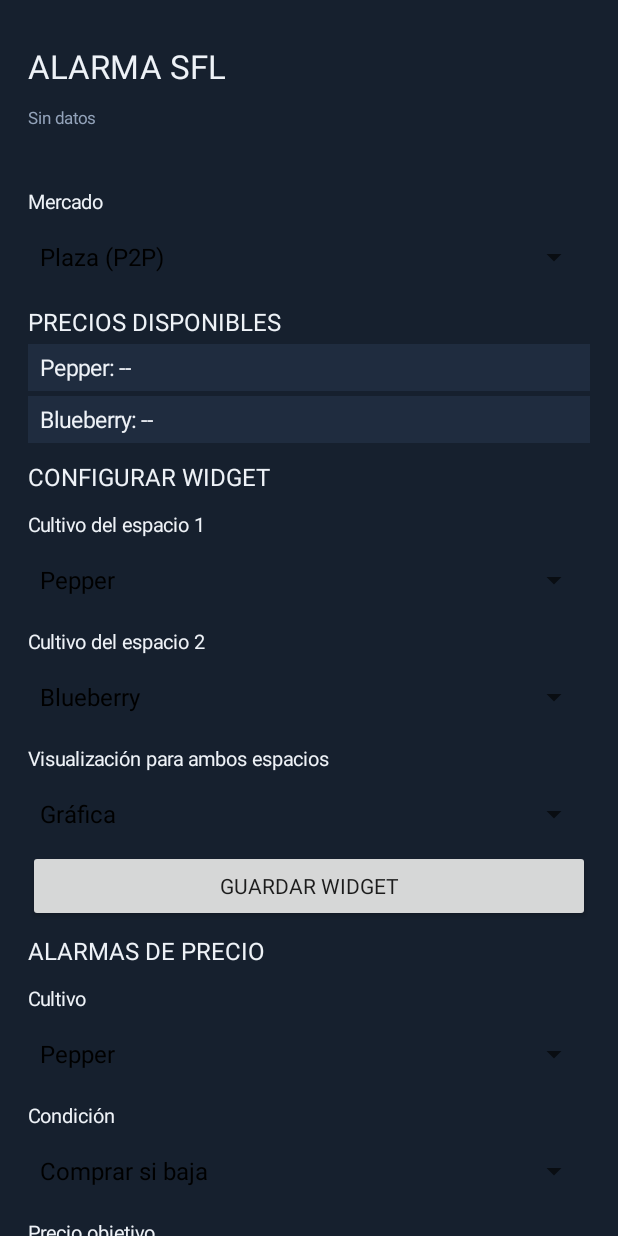
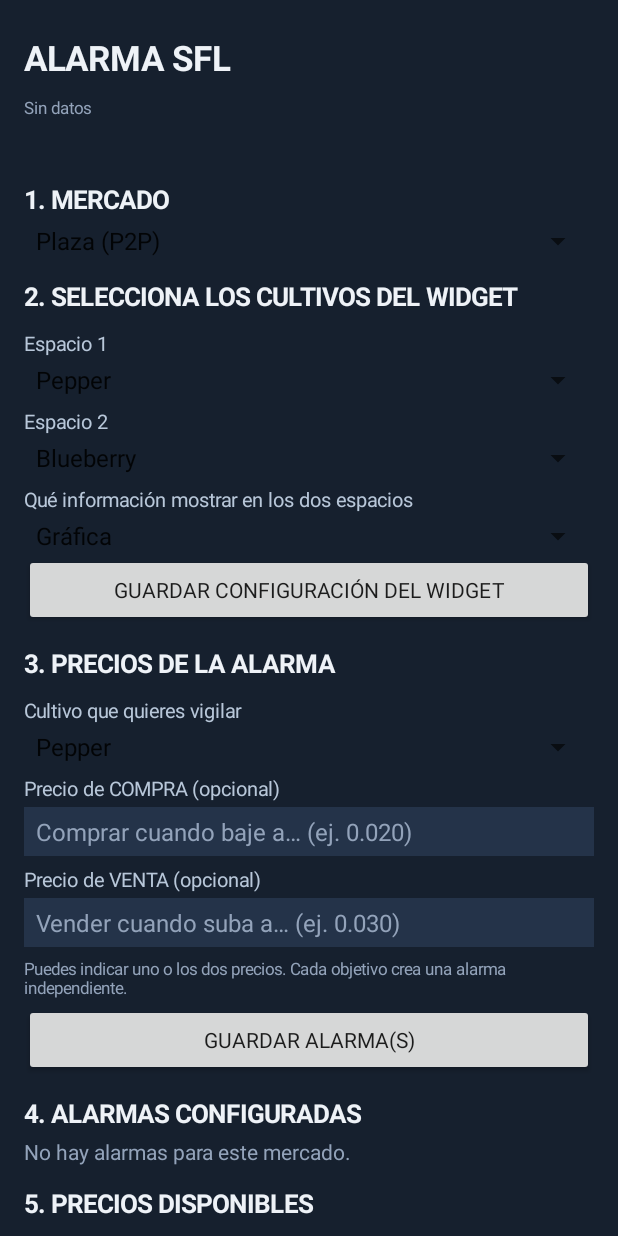
Before and after one commit to OnlyFinal/AlarmaSFL, an Android app: the screen it shows after launch (MainActivity), on a phone screen of 412 x 824 dp. Run offline under Robolectric (Android 15) with nearby library versions, the phone set to English and light mode, and no system bars; 3 statements that could not run were skipped.

Commit message:
Reorder app controls and simplify alarm price setup

```diff
--- a/app/src/main/java/com/onlyfinal/alarmasfl/MainActivity.kt
+++ b/app/src/main/java/com/onlyfinal/alarmasfl/MainActivity.kt
@@ -5,7 +5,9 @@ import android.app.Activity
 import android.os.Build
 import android.os.Bundle
 import android.content.Context
+import android.text.InputType
 import android.view.Gravity
+import android.view.View
 import android.widget.*
 import androidx.core.app.ActivityCompat
 import org.json.JSONArray
@@ -14,67 +16,85 @@ class MainActivity : Activity() {
     private val prefs by lazy { getSharedPreferences("sfl", Context.MODE_PRIVATE) }
     private lateinit var source: Spinner
     private lateinit var cropForAlarm: Spinner
-    private lateinit var alarmKind: Spinner
-    private lateinit var alarmTarget: EditText
+    private lateinit var alarmBuy: EditText
+    private lateinit var alarmSell: EditText
     private lateinit var alarmList: LinearLayout
     private lateinit var slotOne: Spinner
     private lateinit var slotTwo: Spinner
     private lateinit var widgetMode: Spinner
+    private lateinit var priceCrop: Spinner
+    private lateinit var priceValue: TextView
     private lateinit var updateLabel: TextView
     private lateinit var errorLabel: TextView
-    private lateinit var pricesBox: LinearLayout
     private var crops: List<String> = listOf("Pepper", "Blueberry")
+    private var updatingMarket = false
 
     private val modes = listOf("Gráfica", "Variación porcentual", "Proximidad a objetivos", "Estadísticas", "Oportunidad")
     private val modeKeys = listOf("graph", "change", "distance", "stats", "opportunity")
 
     override fun onCreate(savedInstanceState: Bundle?) {
         super.onCreate(savedInstanceState)
-        if (Build.VERSION.SDK_INT >= 33) ActivityCompat.requestPermissions(this, arrayOf(Manifest.permission.POST_NOTIFICATIONS), 10)
+        if (Build.VERSION.SDK_INT >= 33) {
+            ActivityCompat.requestPermissions(this, arrayOf(Manifest.permission.POST_NOTIFICATIONS), 10)
+        }
+        SflData.migrateLegacyAlarms()
+
         val root = LinearLayout(this).apply {
             orientation = LinearLayout.VERTICAL
-            setPadding(28, 32, 28, 24)
+            setPadding(24, 24, 24, 24)
             setBackgroundColor(0xFF16202E.toInt())
         }
-        fun label(s: String, size: Float = 15f) = TextView(this).apply {
-            text = s; textSize = size; setTextColor(0xFFEEF2F7.toInt()); setPadding(0, 12, 0, 6)
+        fun label(value: String, size: Float = 14f, color: Int = 0xFFEEF2F7.toInt()) =
+            TextView(this).apply {
+                text = value
+                textSize = size
+                setTextColor(color)
+                setPadding(0, 10, 0, 5)
+            }
+        fun heading(value: String) = label(value, 17f).apply {
+            setTypeface(null, android.graphics.Typeface.BOLD)
+            setPadding(0, 20, 0, 7)
         }
         fun spinner(items: List<String>) = Spinner(this).apply {
-            adapter = ArrayAdapter(this@MainActivity, android.R.layout.simple_spinner_dropdown_item, items)
+            adapter = ArrayAdapter(this@MainActivity, android.R.layout.simple_spinner_item, items).also {
+                it.setDropDownViewResource(android.R.layout.simple_spinner_dropdown_item)
+            }
         }
-        root.addView(label("ALARMA SFL", 22f))
-        updateLabel = label("Sin datos", 11f).apply { setTextColor(0xFF93A3BA.toInt()) }
+        fun addField(title: String, field: EditText) {
+            root.addView(label(title, 13f, 0xFFB8C7D9.toInt()))
+            root.addView(field, LinearLayout.LayoutParams(-1, -2))
+        }
+        fun priceInput(hintText: String) = EditText(this).apply {
+            hint = hintText
+            inputType = InputType.TYPE_CLASS_NUMBER or InputType.TYPE_NUMBER_FLAG_DECIMAL
+            setSingleLine(true)
+            textSize = 16f
+            setPadding(12, 8, 12, 8)
+            setTextColor(0xFFEEF2F7.toInt())
+            setHintTextColor(0xFF93A3BA.toInt())
+            setBackgroundColor(0xFF243349.toInt())
+        }
+
+        root.addView(label("ALARMA SFL", 23f).apply { setTypeface(null, android.graphics.Typeface.BOLD) })
+        updateLabel = label("Sin datos", 11f, 0xFF93A3BA.toInt())
         root.addView(updateLabel)
-        errorLabel = label("", 11f).apply { setTextColor(0xFFFFB4A8.toInt()) }
+        errorLabel = label("", 11f, 0xFFFFB4A8.toInt())
         root.addView(errorLabel)
 
-        root.addView(label("Mercado", 13f))
+        root.addView(heading("1. MERCADO"))
         source = spinner(listOf("Plaza (P2P)", "Sequence"))
         source.setSelection(if (prefs.getString("source", "p2p") == "seq") 1 else 0)
-        source.onItemSelectedListener = object : android.widget.AdapterView.OnItemSelectedListener {
-            override fun onNothingSelected(parent: android.widget.AdapterView<*>?) {}
-            override fun onItemSelected(parent: android.widget.AdapterView<*>?, view: android.view.View?, position: Int, id: Long) {
-                saveMarket()
-                loadCrops()
-                refreshPrices()
-                refreshAlarmCropSpinner()
-            }
-        }
         root.addView(source)
 
-        root.addView(label("PRECIOS DISPONIBLES", 16f))
-        pricesBox = LinearLayout(this).apply { orientation = LinearLayout.VERTICAL }
-        root.addView(pricesBox)
-
-        root.addView(label("CONFIGURAR WIDGET", 16f))
-        root.addView(label("Cultivo del espacio 1", 13f))
+        root.addView(heading("2. SELECCIONA LOS CULTIVOS DEL WIDGET"))
+        root.addView(label("Espacio 1", 13f, 0xFFB8C7D9.toInt()))
         slotOne = spinner(crops); root.addView(slotOne)
-        root.addView(label("Cultivo del espacio 2", 13f))
+        root.addView(label("Espacio 2", 13f, 0xFFB8C7D9.toInt()))
         slotTwo = spinner(crops); root.addView(slotTwo)
-        root.addView(label("Visualización para ambos espacios", 13f))
+        root.addView(label("Qué información mostrar en los dos espacios", 13f, 0xFFB8C7D9.toInt()))
         widgetMode = spinner(modes); root.addView(widgetMode)
-        root.addView(android.widget.Button(this).apply {
-            text = "Guardar widget"
+        root.addView(Button(this).apply {
+            text = "GUARDAR CONFIGURACIÓN DEL WIDGET"
             setOnClickListener {
                 prefs.edit()
                     .putString("widget_crop_1", slotOne.selectedItem?.toString() ?: "Pepper")
@@ -82,54 +102,86 @@ class MainActivity : Activity() {
                     .putString("widget_mode", modeKeys.getOrElse(widgetMode.selectedItemPosition) { "graph" })
                     .apply()
                 SflWidgetProvider.updateAll(this@MainActivity)
-                Toast.makeText(this@MainActivity, "Widget actualizado", Toast.LENGTH_SHORT).show()
+                Toast.makeText(this@MainActivity, "Configuración guardada", Toast.LENGTH_SHORT).show()
             }
         })
 
-        root.addView(label("ALARMAS DE PRECIO", 16f))
-        root.addView(label("Cultivo", 13f))
+        root.addView(heading("3. PRECIOS DE LA ALARMA"))
+        root.addView(label("Cultivo que quieres vigilar", 13f, 0xFFB8C7D9.toInt()))
         cropForAlarm = spinner(crops); root.addView(cropForAlarm)
-        root.addView(label("Condición", 13f))
-        alarmKind = spinner(listOf("Comprar si baja", "Vender si sube")); root.addView(alarmKind)
-        root.addView(label("Precio objetivo", 13f))
-        alarmTarget = EditText(this).apply {
-            hint = "Ej. 0.020"
-            inputType = 8194
-            setSingleLine(true); setTextColor(0xFFEEF2F7.toInt()); setHintTextColor(0xFF93A3BA.toInt())
-        }
-        root.addView(alarmTarget)
-        root.addView(android.widget.Button(this).apply {
-            text = "Añadir alarma"
+        alarmBuy = priceInput("Comprar cuando baje a… (ej. 0.020)")
+        addField("Precio de COMPRA (opcional)", alarmBuy)
+        alarmSell = priceInput("Vender cuando suba a… (ej. 0.030)")
+        addField("Precio de VENTA (opcional)", alarmSell)
+        root.addView(label("Puedes indicar uno o los dos precios. Cada objetivo crea una alarma independiente.", 11f, 0xFF93A3BA.toInt()))
+        root.addView(Button(this).apply {
+            text = "GUARDAR ALARMA(S)"
             setOnClickListener {
-                val target = alarmTarget.text.toString().trim().replace(',', '.').toDoubleOrNull()
                 val crop = cropForAlarm.selectedItem?.toString()
-                if (target == null || target <= 0.0 || crop == null) {
-                    Toast.makeText(this@MainActivity, "Introduce un precio válido", Toast.LENGTH_SHORT).show()
+                val buyText = alarmBuy.text.toString().trim().replace(',', '.')
+                val sellText = alarmSell.text.toString().trim().replace(',', '.')
+                val buy = buyText.takeIf { it.isNotEmpty() }?.toDoubleOrNull()
+                val sell = sellText.takeIf { it.isNotEmpty() }?.toDoubleOrNull()
+                if (crop == null || (buyText.isNotEmpty() && (buy == null || buy <= 0.0)) ||
+                    (sellText.isNotEmpty() && (sell == null || sell <= 0.0)) ||
+                    (buy == null && sell == null)) {
+                    Toast.makeText(this@MainActivity, "Introduce un precio de compra, de venta o ambos.", Toast.LENGTH_LONG).show()
                     return@setOnClickListener
                 }
-                SflData.addAlarm(this@MainActivity, crop, currentMarket(), if (alarmKind.selectedItemPosition == 0) "buy" else "sell", target)
-                alarmTarget.text.clear()
+                if (buy != null) SflData.addAlarm(this@MainActivity, crop, currentMarket(), "buy", buy)
+                if (sell != null) SflData.addAlarm(this@MainActivity, crop, currentMarket(), "sell", sell)
+                alarmBuy.text.clear()
+                alarmSell.text.clear()
                 refreshAlarmList()
                 SflWidgetProvider.updateAll(this@MainActivity)
+                Toast.makeText(this@MainActivity, "Alarma(s) guardada(s)", Toast.LENGTH_SHORT).show()
             }
         })
+
+        root.addView(heading("4. ALARMAS CONFIGURADAS"))
         alarmList = LinearLayout(this).apply { orientation = LinearLayout.VERTICAL }
         root.addView(alarmList)
-        root.addView(android.widget.Button(this).apply {
-            text = "Actualizar precios ahora"
+
+        root.addView(heading("5. PRECIOS DISPONIBLES"))
+        root.addView(label("Selecciona un cultivo para consultar su precio actual en el mercado elegido.", 11f, 0xFF93A3BA.toInt()))
+        priceCrop = spinner(crops); root.addView(priceCrop)
+        priceValue = label("Precio: --", 20f)
+        root.addView(priceValue)
+        priceCrop.onItemSelectedListener = object : AdapterView.OnItemSelectedListener {
+            override fun onNothingSelected(parent: AdapterView<*>?) {}
+            override fun onItemSelected(parent: AdapterView<*>?, view: View?, position: Int, id: Long) {
+                refreshSelectedPrice()
+            }
+        }
+
+        root.addView(Button(this).apply {
+            text = "ACTUALIZAR PRECIOS AHORA"
             setOnClickListener {
                 saveMarket()
                 SflWork.refreshNow(this@MainActivity)
                 Toast.makeText(this@MainActivity, "Actualización solicitada", Toast.LENGTH_SHORT).show()
             }
         })
-        root.addView(label("Las actualizaciones automáticas se realizan en segundo plano. Android puede espaciar las consultas; WorkManager utiliza un mínimo periódico de 15 minutos.", 11f))
-        setContentView(ScrollView(this).apply { addView(root) })
+        root.addView(label("Las consultas automáticas se ejecutan en segundo plano. Android puede espaciar las actualizaciones.", 11f, 0xFF93A3BA.toInt()))
 
+        source.onItemSelectedListener = object : AdapterView.OnItemSelectedListener {
+            override fun onNothingSelected(parent: AdapterView<*>?) {}
+            override fun onItemSelected(parent: AdapterView<*>?, view: View?, position: Int, id: Long) {
+                if (updatingMarket) return
+                saveMarket()
+                loadCrops()
+                refreshAlarmList()
+            }
+        }
+
+        setContentView(ScrollView(this).apply {
+            isFillViewport = true
+            addView(root)
+        })
         loadCrops()
         loadWidgetSettings()
-        refreshPrices()
         refreshAlarmList()
+        refreshSelectedPrice()
         SflWork.schedule(this)
         SflWork.refreshNow(this)
     }
@@ -146,90 +198,84 @@ class MainActivity : Activity() {
             val a = JSONArray(raw)
             (0 until a.length()).mapNotNull { a.optString(it).takeIf { s -> s.isNotBlank() } }.distinct().sorted()
         } catch (_: Exception) { emptyList() }
-        // Antes de la primera respuesta de la API conservamos opciones iniciales;
-        // en cuanto llegan los datos, el selector queda limitado a los cultivos reales.
         crops = if (fromApi.isNotEmpty()) fromApi else listOf("Pepper", "Blueberry")
-        val adapterItems = crops
-        listOfNotNull(slotOneOrNull(), slotTwoOrNull(), cropForAlarmOrNull()).forEach {
-            it.adapter = ArrayAdapter(this, android.R.layout.simple_spinner_dropdown_item, adapterItems)
+        val previousOne = prefs.getString("widget_crop_1", "Pepper") ?: "Pepper"
+        val previousTwo = prefs.getString("widget_crop_2", "Blueberry") ?: "Blueberry"
+        val previousAlarm = if (::cropForAlarm.isInitialized) cropForAlarm.selectedItem?.toString() else null
+        val previousPrice = if (::priceCrop.isInitialized) priceCrop.selectedItem?.toString() else null
+        val adapter = ArrayAdapter(this, android.R.layout.simple_spinner_item, crops).also {
+            it.setDropDownViewResource(android.R.layout.simple_spinner_dropdown_item)
         }
-        selectSpinner(slotOneOrNull(), prefs.getString("widget_crop_1", "Pepper") ?: "Pepper")
-        selectSpinner(slotTwoOrNull(), prefs.getString("widget_crop_2", "Blueberry") ?: "Blueberry")
-        refreshPrices()
+        if (::slotOne.isInitialized) slotOne.adapter = adapter
+        if (::slotTwo.isInitialized) slotTwo.adapter = adapter
+        if (::cropForAlarm.isInitialized) cropForAlarm.adapter = adapter
+        if (::priceCrop.isInitialized) priceCrop.adapter = adapter
+        selectSpinner(slotOneOrNull(), previousOne)
+        selectSpinner(slotTwoOrNull(), previousTwo)
+        selectSpinner(if (::cropForAlarm.isInitialized) cropForAlarm else null, previousAlarm ?: previousOne)
+        selectSpinner(if (::priceCrop.isInitialized) priceCrop else null, previousPrice ?: previousOne)
+        refreshSelectedPrice()
     }
 
     private fun slotOneOrNull() = if (::slotOne.isInitialized) slotOne else null
     private fun slotTwoOrNull() = if (::slotTwo.isInitialized) slotTwo else null
-    private fun cropForAlarmOrNull() = if (::cropForAlarm.isInitialized) cropForAlarm else null
 
     private fun selectSpinner(spinner: Spinner?, value: String) {
         if (spinner == null) return
         val index = crops.indexOfFirst { it.equals(value, true) }
-        if (index >= 0) spinner.setSelection(index)
-    }
-
-    private fun refreshAlarmCropSpinner() {
-        if (!::cropForAlarm.isInitialized) return
-        cropForAlarm.adapter = ArrayAdapter(this, android.R.layout.simple_spinner_dropdown_item, crops)
+        spinner.setSelection(if (index >= 0) index else 0)
     }
 
     private fun loadWidgetSettings() {
         selectSpinner(slotOne, prefs.getString("widget_crop_1", "Pepper") ?: "Pepper")
         selectSpinner(slotTwo, prefs.getString("widget_crop_2", "Blueberry") ?: "Blueberry")
-        val mode = prefs.getString("widget_mode", "graph") ?: "graph"
-        widgetMode.setSelection(modeKeys.indexOf(mode).coerceAtLeast(0))
+        widgetMode.setSelection(modeKeys.indexOf(prefs.getString("widget_mode", "graph")).coerceAtLeast(0))
     }
 
-    private fun refreshPrices() {
-        if (!::pricesBox.isInitialized) return
-        pricesBox.removeAllViews()
+    private fun refreshSelectedPrice() {
+        if (!::priceValue.isInitialized || !::priceCrop.isInitialized || priceCrop.selectedItem == null) return
+        val crop = priceCrop.selectedItem.toString()
         val market = currentMarket()
-        crops.forEach { crop ->
-            val price = prefs.getString(SflData.priceKey(market, crop), null)?.toDoubleOrNull()
-                ?: prefs.getString("${crop}_price", null)?.toDoubleOrNull()
-            val row = TextView(this).apply {
-                text = "$crop: " + (price?.let { fmt(it) } ?: "--")
-                textSize = 15f; setTextColor(0xFFEEF2F7.toInt()); setPadding(12, 8, 12, 8)
-                setBackgroundColor(0xFF1F2C3F.toInt())
-            }
-            pricesBox.addView(row, LinearLayout.LayoutParams(-1, -2).apply { bottomMargin = 5 })
-        }
+        val price = prefs.getString(SflData.priceKey(market, crop), null)?.toDoubleOrNull()
+            ?: prefs.getString("${crop}_price", null)?.toDoubleOrNull()
+        priceValue.text = "Precio actual: " + (price?.let { fmt(it) } ?: "--")
     }
 
     private fun refreshAlarmList() {
         if (!::alarmList.isInitialized) return
         alarmList.removeAllViews()
         val all = SflData.alarms(this)
-        if (all.length() == 0) {
-            alarmList.addView(TextView(this).apply { text = "Todavía no hay alarmas configuradas."; setTextColor(0xFF93A3BA.toInt()) })
-            return
-        }
+        var visible = 0
         for (i in 0 until all.length()) {
             val alarm = all.optJSONObject(i) ?: continue
             val id = alarm.optString("id")
             val crop = alarm.optString("crop")
             val kind = alarm.optString("kind")
             val target = alarm.optDouble("target")
-            val enabled = alarm.optBoolean("enabled", true)
+            val market = alarm.optString("market", "p2p")
+            if (market != currentMarket()) continue
+            visible++
             val row = LinearLayout(this).apply {
-                orientation = LinearLayout.HORIZONTAL; gravity = Gravity.CENTER_VERTICAL
-                setPadding(8, 4, 4, 4); setBackgroundColor(0xFF1F2C3F.toInt())
+                orientation = LinearLayout.HORIZONTAL
+                gravity = Gravity.CENTER_VERTICAL
+                setPadding(8, 5, 4, 5)
+                setBackgroundColor(0xFF1F2C3F.toInt())
             }
             val check = CheckBox(this).apply {
-                text = "$crop · ${if (kind == "buy") "Comprar ≤" else "Vender ≥"} ${fmt(target)}"
-                isChecked = enabled; setTextColor(0xFFEEF2F7.toInt())
+                text = "$crop · ${if (kind == "buy") "Compra ≤" else "Venta ≥"} ${fmt(target)}"
+                isChecked = alarm.optBoolean("enabled", true)
+                setTextColor(0xFFEEF2F7.toInt())
                 setOnCheckedChangeListener { _, checked ->
                     updateAlarm(id) { it.put("enabled", checked).put("armed", true) }
-                    SflWidgetProvider.updateAll(this@MainActivity)
                 }
             }
             val delete = Button(this).apply {
-                text = "×"
+                text = "Eliminar"
                 setOnClickListener {
-                    val updated = SflData.alarms(this@MainActivity)
+                    val latest = SflData.alarms(this@MainActivity)
                     val kept = JSONArray()
-                    for (j in 0 until updated.length()) {
-                        val a = updated.optJSONObject(j) ?: continue
+                    for (j in 0 until latest.length()) {
+                        val a = latest.optJSONObject(j) ?: continue
                         if (a.optString("id") != id) kept.put(a)
                     }
                     SflData.saveAlarms(this@MainActivity, kept)
@@ -241,6 +287,12 @@ class MainActivity : Activity() {
             row.addView(delete)
             alarmList.addView(row, LinearLayout.LayoutParams(-1, -2).apply { bottomMargin = 5 })
         }
+        if (visible == 0) {
+            alarmList.addView(TextView(this).apply {
+                text = "No hay alarmas para este mercado."
+                setTextColor(0xFF93A3BA.toInt())
+            })
+        }
     }
 
     private fun updateAlarm(id: String, change: (org.json.JSONObject) -> Unit) {
@@ -250,16 +302,19 @@ class MainActivity : Activity() {
             if (alarm.optString("id") == id) change(alarm)
         }
         SflData.saveAlarms(this, all)
+        SflWidgetProvider.updateAll(this)
     }
 
     override fun onResume() {
         super.onResume()
         if (!::updateLabel.isInitialized) return
         val updated = prefs.getLong("updated", 0L)
-        updateLabel.text = if (updated == 0L) "Sin datos" else "Actualizado: " + java.text.SimpleDateFormat("HH:mm", java.util.Locale.getDefault()).format(java.util.Date(updated))
+        updateLabel.text = if (updated == 0L) "Sin datos" else "Actualizado: " +
+            java.text.SimpleDateFormat("HH:mm", java.util.Locale.getDefault()).format(java.util.Date(updated))
         errorLabel.text = prefs.getString("last_error", "") ?: ""
         loadCrops()
         refreshAlarmList()
+        refreshSelectedPrice()
     }
 
     private fun fmt(value: Double): String = when {
```
